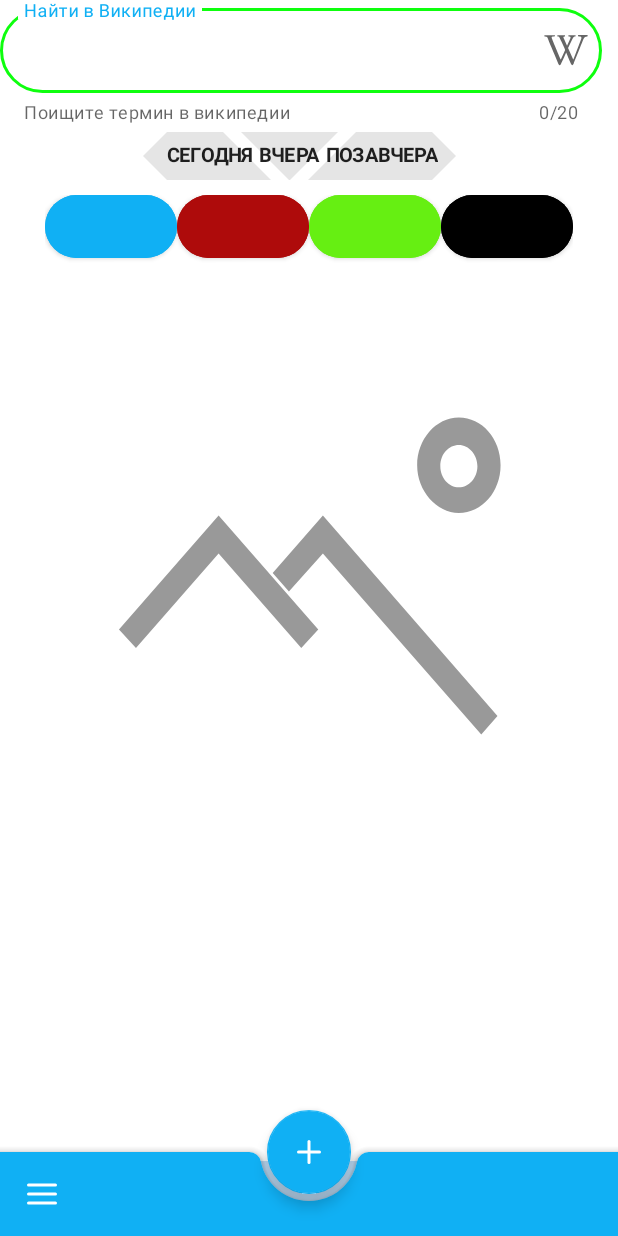
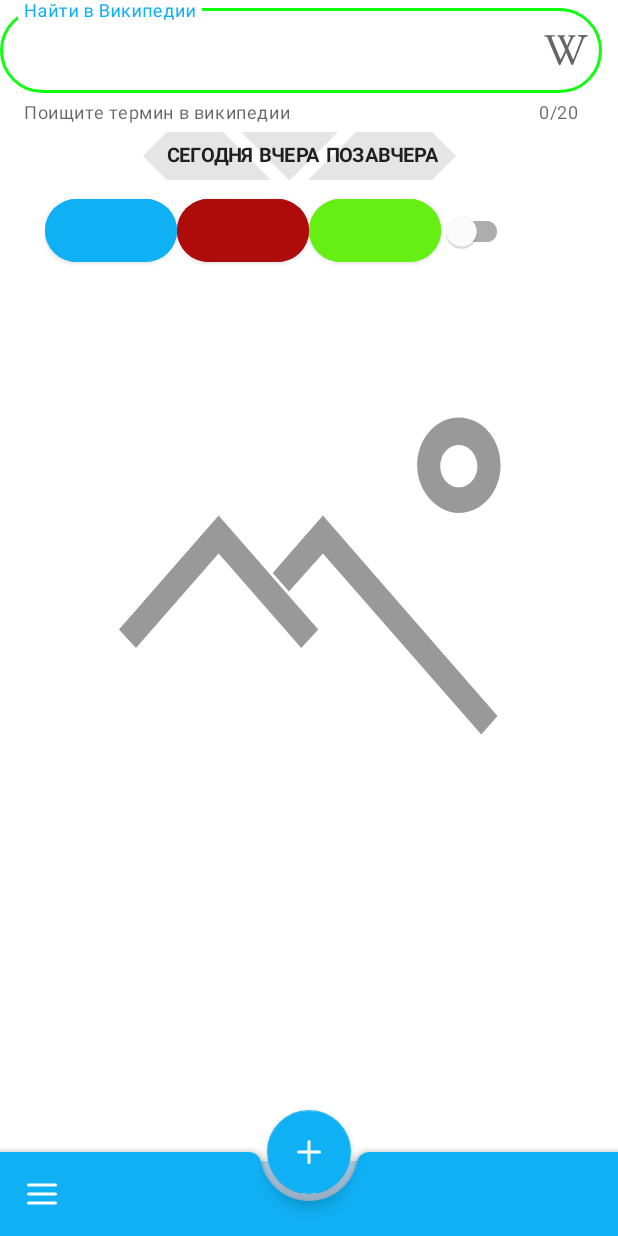
Before and after one commit to SergeYudkin/CourseMaterial, an Android app: the layout fragment_picture_of_the_day.xml on its own in the app's theme, with its tools: preview values and no code run, on a phone screen of 412 x 824 dp. Run offline under Robolectric (Android 15) with nearby library versions, the phone set to English and light mode, and no system bars; Roboto replaces fonts that are not available here.

Commit message:
Урок 3 заработал Night Mode

```diff
--- a/app/src/main/res/layout/fragment_picture_of_the_day.xml
+++ b/app/src/main/res/layout/fragment_picture_of_the_day.xml
@@ -92,11 +92,10 @@
         android:layout_width="wrap_content"
         android:layout_height="wrap_content"/>
 
-    <com.google.android.material.button.MaterialButton
-        android:id="@+id/button_dark_light"
-        android:backgroundTint="@color/black"
-        android:layout_width="wrap_content"
-        android:layout_height="wrap_content"/>
+    <com.google.android.material.switchmaterial.SwitchMaterial
+        android:id="@+id/switch_night_mode"
+        android:layout_width="match_parent"
+        android:layout_height="match_parent"/>
 </LinearLayout>
 
 
--- a/app/src/main/res/values-night/themes.xml
+++ b/app/src/main/res/values-night/themes.xml
@@ -1,6 +1,6 @@
 <resources xmlns:tools="http://schemas.android.com/tools">
     <!-- Base application theme. -->
-    <style name="Theme.CourseMaterial" parent="Theme.MaterialComponents.DayNight.DarkActionBar">
+    <style name="Theme.CourseMaterial" parent="Theme.MaterialComponents.DayNight.NoActionBar">
         <!-- Primary brand color. -->
         <item name="colorPrimary">@color/purple_200</item>
         <item name="colorPrimaryVariant">@color/purple_700</item>
```
Also changed, not shown: app/src/main/AndroidManifest.xml (+4 -4 lines), app/src/main/java/com/example/coursematerial/pictureoftheday/PictureOfTheDayFragment.kt (+12 -3 lines).
